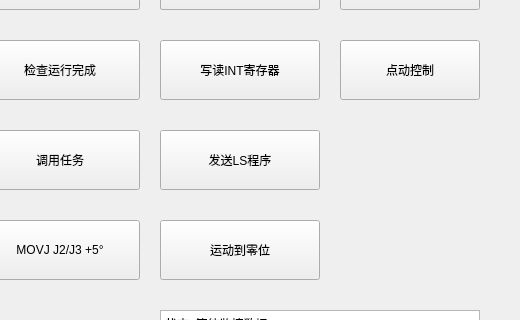
Old version of the form QtWidgetsApplication4.ui in the repository yu1201/NoTeaching-Robot; both pictures show x 240 to 760 and y 197 to 517 of the 760 by 820 pixel window.
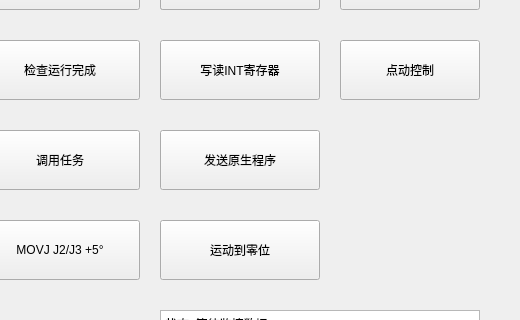
New version of the form.

What changed in the file:
```diff
--- a/QtWidgetsApplication4.ui
+++ b/QtWidgetsApplication4.ui
@@ -206,7 +206,7 @@
      </rect>
     </property>
     <property name="text">
-     <string>发送LS程序</string>
+     <string>发送原生程序</string>
     </property>
    </widget>
    <widget class="QPushButton" name="FanucMovlTestBtn">
```
